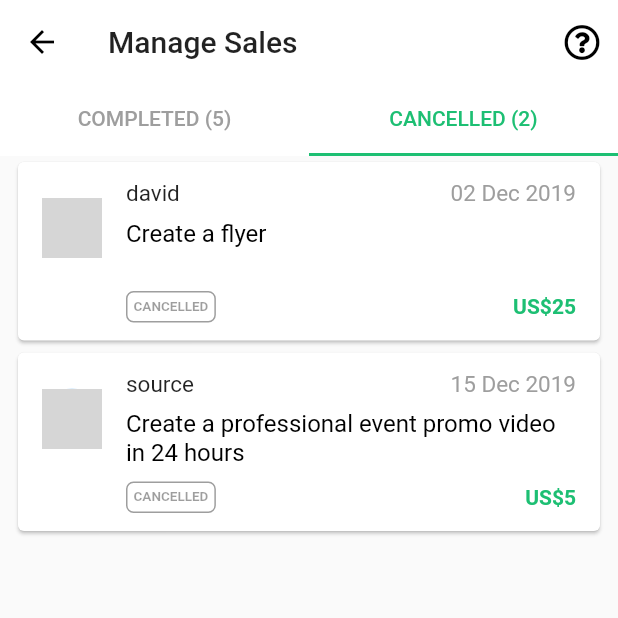
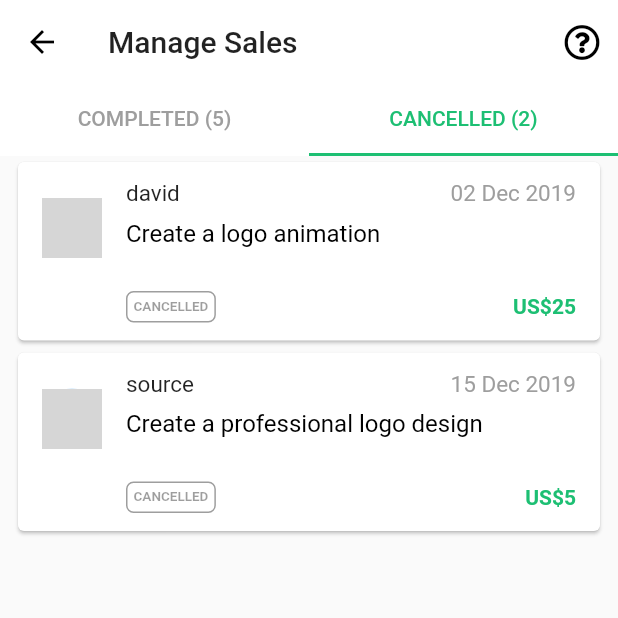
Before and after one commit to pasanjg/FiverrClone, a Flutter app: the ManageSales screen opened directly, tab 2 chosen, on a phone screen of 412 x 824 dp, the top half of it. Run offline on Flutter 3.47's test engine with Material 2 defaults, Android fonts, the phone set to English and light mode, and no system bars; our stand-ins replace flutter_icons, font_awesome_flutter; missing offline and left inert: bezier_chart, flutter_circular_chart; network calls fail; statements that could not run were skipped; grey boxes are pictures that could not be loaded.

Commit message:
Code updates and fixes

```diff
--- a/lib/pages/earnings.dart
+++ b/lib/pages/earnings.dart
@@ -113,7 +113,7 @@ class _EarningsPageState extends State<EarningsPage>
                       child: Column(
                         children: <Widget>[
                           Text(
-                            "US\$69.60",
+                            "US\$36.90",
                             style: TextStyle(
                               color: Theme.of(context).accentColor,
                               fontWeight: FontWeight.bold,
@@ -482,7 +482,7 @@ class _EarningsPageState extends State<EarningsPage>
                               ),
                             ),
                             Text(
-                              "US\$69.60",
+                              "US\$36.90",
                               style: TextStyle(
                                 color: Theme.of(context).accentColor,
                                 fontWeight: FontWeight.bold,
@@ -554,6 +554,7 @@ class _EarningsPageState extends State<EarningsPage>
                         Padding(
                           padding: const EdgeInsets.all(8.0),
                           child: Container(
+                            height: 45.0,
                             width: MediaQuery.of(context).size.width,
                             child: RaisedButton(
                               onPressed: () {},
--- a/lib/pages/home.dart
+++ b/lib/pages/home.dart
@@ -566,7 +566,7 @@ class _HomePageState extends State<HomePage>
                             ),
                           ),
                           trailing: Text(
-                            "\$1,405 / \$2,000",
+                            "\$1,214 / \$2,000",
                             style: TextStyle(
                               color: Colors.white30,
                               fontSize: _defaultFontSize,
@@ -661,7 +661,7 @@ class _HomePageState extends State<HomePage>
                                 ),
                               ),
                               subtitle: Text(
-                                "US\$65.90",
+                                "US\$36.90",
                                 style: TextStyle(
                                     color: Theme.of(context).accentColor,
                                     fontSize: 18.0,
@@ -682,7 +682,7 @@ class _HomePageState extends State<HomePage>
                                 ),
                               ),
                               subtitle: Text(
-                                "US\$36.70",
+                                "US\$8.07",
                                 style: TextStyle(
                                   color: Colors.black,
                                   fontSize: 18.0,
--- a/lib/pages/manage_account.dart
+++ b/lib/pages/manage_account.dart
@@ -88,7 +88,7 @@ class _ManageAccountState extends State<ManageAccount> {
                             height: 6.0,
                           ),
                           Text(
-                            "My personal balance: US\$65.90",
+                            "My personal balance: US\$36.90",
                             style: TextStyle(
                               color: Colors.white,
                               fontSize: 14.0,
--- a/lib/pages/manage_sales.dart
+++ b/lib/pages/manage_sales.dart
@@ -23,7 +23,7 @@ class _ManageSalesState extends State<ManageSales> {
       "online": true,
       "image":
           "https://encrypted-tbn0.gstatic.com/images?q=tbn:ANd9GcR2L-Zfe-iYizglLDH55UD3wXBJre7V98QwKfsBCfR_8YfvXPnN&s",
-      "gigTitle": "Create a glitch opener",
+      "gigTitle": "Create a react application",
       "date": "20 Jan 2020",
       "price": "US\$5"
     },
@@ -32,7 +32,7 @@ class _ManageSalesState extends State<ManageSales> {
       "online": false,
       "image":
           "https://encrypted-tbn0.gstatic.com/images?q=tbn:ANd9GcR2L-Zfe-iYizglLDH55UD3wXBJre7V98QwKfsBCfR_8YfvXPnN&s",
-      "gigTitle": "Create a professional event promo video in 24 hours",
+      "gigTitle": "Create an angular application",
       "date": "18 Jan 2020",
       "price": "US\$35"
     },
@@ -50,7 +50,7 @@ class _ManageSalesState extends State<ManageSales> {
       "online": false,
       "image":
           "https://encrypted-tbn0.gstatic.com/images?q=tbn:ANd9GcR2L-Zfe-iYizglLDH55UD3wXBJre7V98QwKfsBCfR_8YfvXPnN&s",
-      "gigTitle": "Create a simlple logo animation",
+      "gigTitle": "Create a prototype with adobe xd",
       "date": "15 Jan 2020",
       "price": "US\$15"
     },
@@ -59,7 +59,7 @@ class _ManageSalesState extends State<ManageSales> {
       "online": false,
       "image":
           "https://encrypted-tbn0.gstatic.com/images?q=tbn:ANd9GcR2L-Zfe-iYizglLDH55UD3wXBJre7V98QwKfsBCfR_8YfvXPnN&s",
-      "gigTitle": "Create a glitch opener",
+      "gigTitle": "Create a nodejs rest api",
       "date": "15 Jan 2020",
       "price": "US\$5"
     },
@@ -71,7 +71,7 @@ class _ManageSalesState extends State<ManageSales> {
       "online": true,
       "image":
           "https://encrypted-tbn0.gstatic.com/images?q=tbn:ANd9GcR2L-Zfe-iYizglLDH55UD3wXBJre7V98QwKfsBCfR_8YfvXPnN&s",
-      "gigTitle": "Create a flyer",
+      "gigTitle": "Create a logo animation",
       "date": "02 Dec 2019",
       "price": "US\$25"
     },
@@ -79,7 +79,7 @@ class _ManageSalesState extends State<ManageSales> {
       "username": "source",
       "image":
           "https://encrypted-tbn0.gstatic.com/images?q=tbn:ANd9GcR2L-Zfe-iYizglLDH55UD3wXBJre7V98QwKfsBCfR_8YfvXPnN&s",
-      "gigTitle": "Create a professional event promo video in 24 hours",
+      "gigTitle": "Create a professional logo design",
       "date": "15 Dec 2019",
       "price": "US\$5"
     },
--- a/lib/pages/profile/profile_gigs.dart
+++ b/lib/pages/profile/profile_gigs.dart
@@ -14,7 +14,7 @@ class _GigsPageState extends State<GigsPage> {
   var gigs = [
     {
       "image": "https://semantic-ui.com/images/wireframe/image.png",
-      "title": "Create an amazing flutter app",
+      "title": "Create a react application",
       "ratings": 5.0,
       "reviewCount": 15,
       "price": "\$30",
@@ -22,7 +22,7 @@ class _GigsPageState extends State<GigsPage> {
     },
     {
       "image": "https://semantic-ui.com/images/wireframe/image.png",
-      "title": "Create a simple logo animation in 24 hours",
+      "title": "Create an amazing flutter app",
       "ratings": 5.0,
       "reviewCount": 11,
       "price": "\$5",
@@ -30,7 +30,7 @@ class _GigsPageState extends State<GigsPage> {
     },
     {
       "image": "https://semantic-ui.com/images/wireframe/image.png",
-      "title": "Create an amazing glitch promo video",
+      "title": "Create a prototype with adobe xd",
       "ratings": 5.0,
       "reviewCount": 10,
       "price": "\$15",
@@ -38,7 +38,7 @@ class _GigsPageState extends State<GigsPage> {
     },
     {
       "image": "https://semantic-ui.com/images/wireframe/image.png",
-      "title": "Create an amazing mobile app promotion video",
+      "title": "Create a nodejs rest api",
       "ratings": 5.0,
       "reviewCount": 20,
       "price": "\$20",
@@ -46,7 +46,7 @@ class _GigsPageState extends State<GigsPage> {
     },
     {
       "image": "https://semantic-ui.com/images/wireframe/image.png",
-      "title": "Create a simple logo animation in 24 hours",
+      "title": "Create a logo animation",
       "ratings": 5.0,
       "reviewCount": 15,
       "price": "\$5",
@@ -54,7 +54,7 @@ class _GigsPageState extends State<GigsPage> {
     },
     {
       "image": "https://semantic-ui.com/images/wireframe/image.png",
-      "title": "Create a glitch logo opener",
+      "title": "Create a professional logo design",
       "ratings": 5.0,
       "reviewCount": 15,
       "price": "\$5",
```
Also changed, not shown: lib/pages/message_inbox.dart (+20 -12 lines), lib/pages/profile/profile_about.dart (+7 -8 lines), 1 other file.
